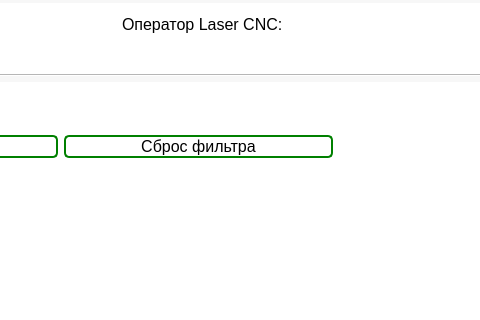
Above: rsc/main_window.ui from justfollowthesun/laser_control before the change; both pictures show x 634 to 1114 and y 0 to 320 of the 1264 by 882 pixel window. Below: the same form after it.
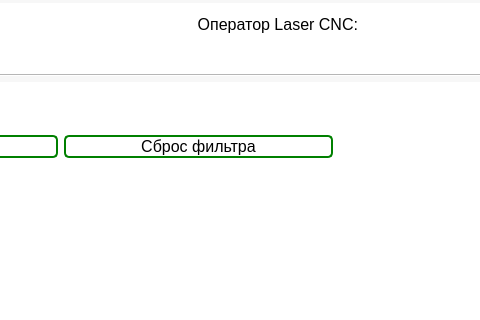
That is the form after the change. The open tabs and pages were chosen to show the change.

Commit message: ready v 1.1

```diff
--- a/rsc/main_window.ui
+++ b/rsc/main_window.ui
@@ -516,6 +516,9 @@
       <property name="text">
        <string>Оператор Laser CNC:</string>
       </property>
+      <property name="alignment">
+       <set>Qt::AlignRight|Qt::AlignTrailing|Qt::AlignVCenter</set>
+      </property>
      </widget>
     </item>
    </layout>
```
Left out of the diff: 6 changed lines with no effect on the pictures. The commit also changes 2 other files.
